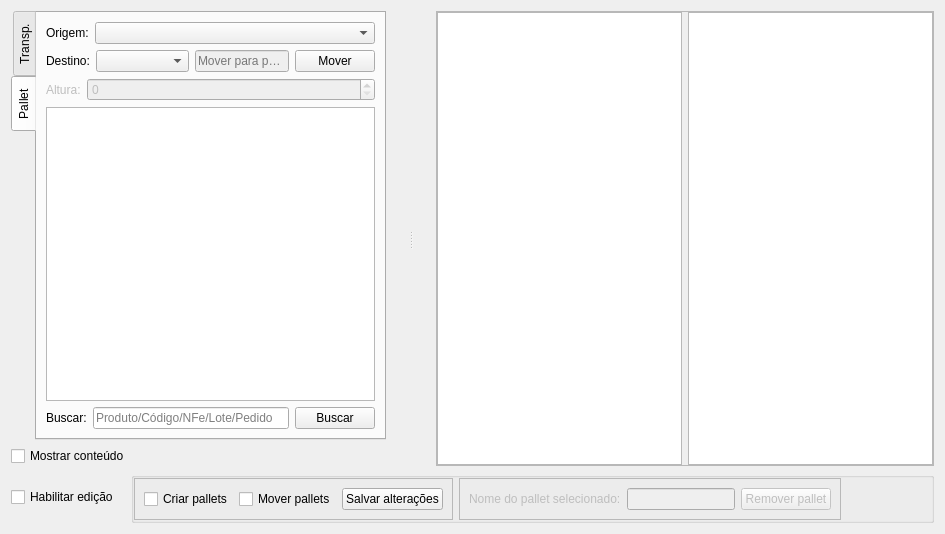
Before: the Qt Designer form ui/widgetgalpao.ui in darktorres/ERP-STACCATO, drawn with Qt 5.
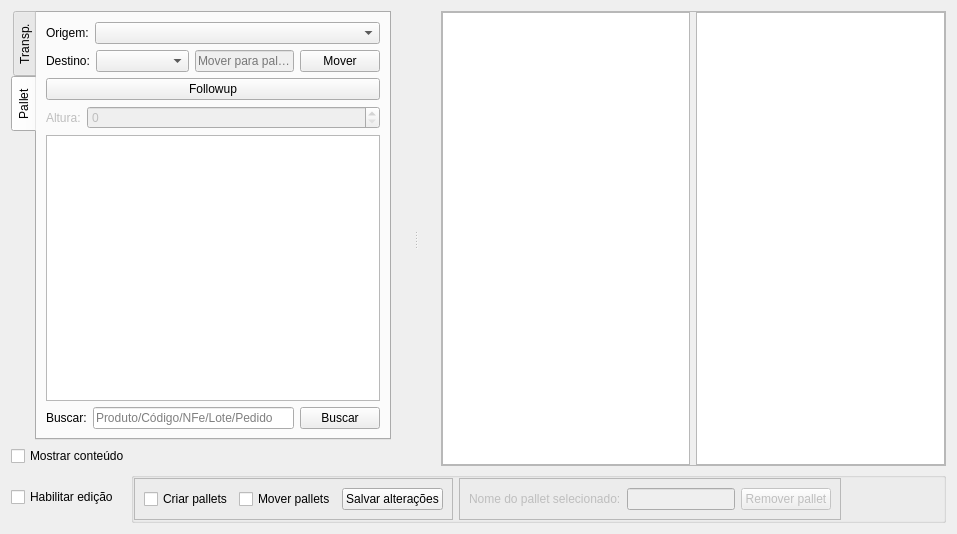
After: the same form once the commit is applied. The open tabs and pages were chosen to show the change. Custom widgets are drawn as their Qt base class.

Commit message: Adicionado botão de followup na tela do galpão

What changed in the file:
```diff
--- a/ui/widgetgalpao.ui
+++ b/ui/widgetgalpao.ui
@@ -6,7 +6,7 @@
    <rect>
     <x>0</x>
     <y>0</y>
-    <width>945</width>
+    <width>957</width>
     <height>534</height>
    </rect>
   </property>
@@ -403,6 +403,13 @@
                 </item>
                </layout>
               </item>
+              <item>
+               <widget class="QPushButton" name="pushButtonFollowup">
+                <property name="text">
+                 <string>Followup</string>
+                </property>
+               </widget>
+              </item>
               <item>
                <layout class="QHBoxLayout" name="horizontalLayout_5">
                 <item>
```
The commit also changes 3 other files.
